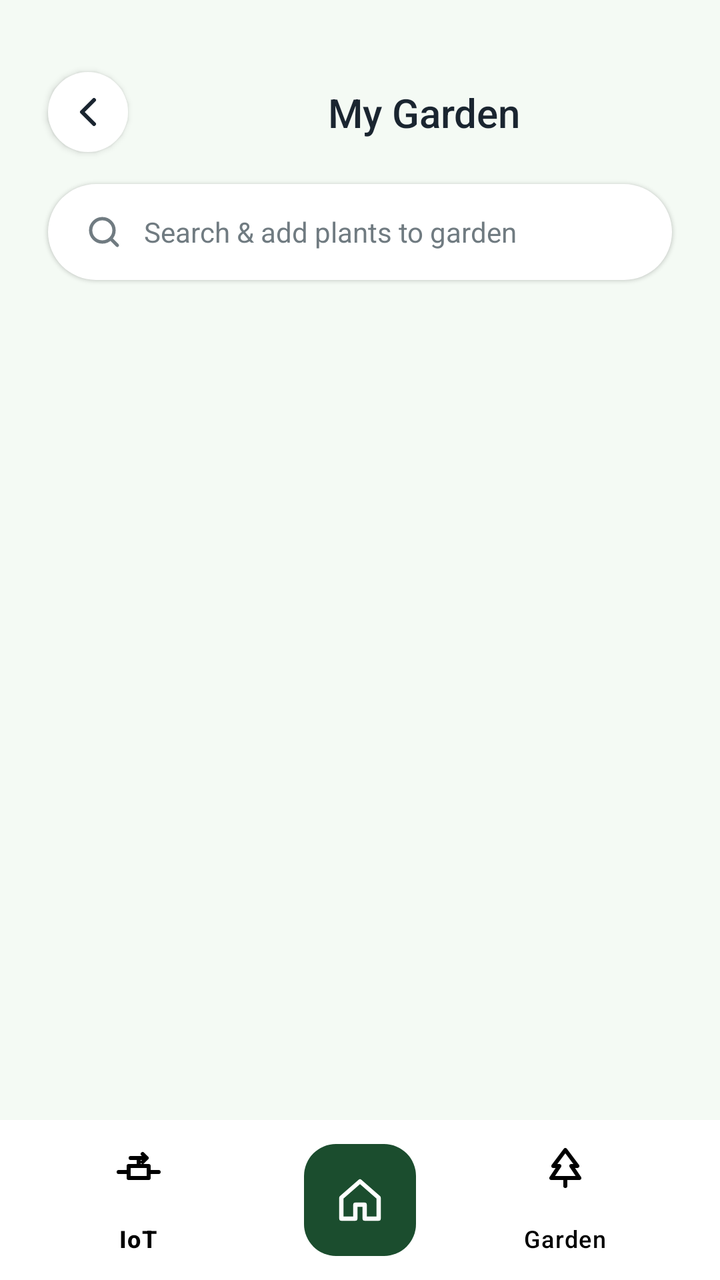
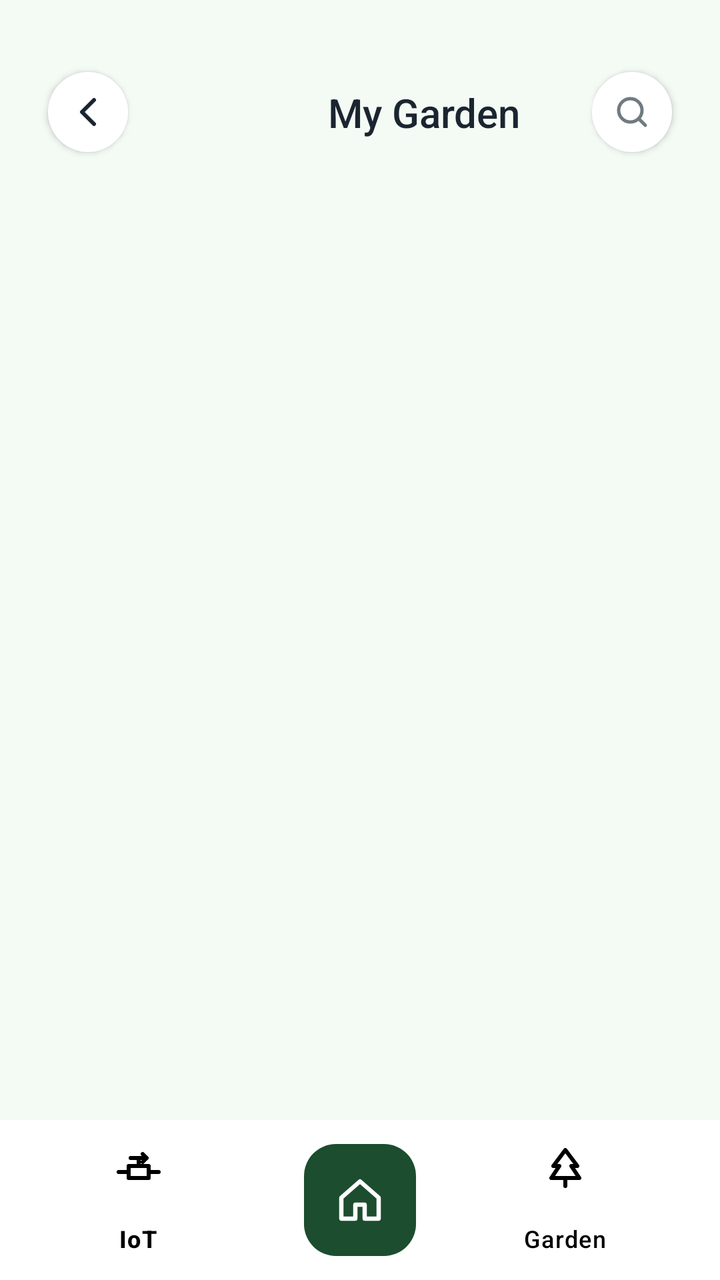

An Android layout rendered at two revisions. The XML below is the earlier revision; the diff shows what the commit changed to produce the second picture.
<!-- AndroidManifest.xml: application theme Theme.Undersoil -->
<!-- res/layout/activity_my_garden.xml -->
<?xml version="1.0" encoding="utf-8"?>
<androidx.coordinatorlayout.widget.CoordinatorLayout
    xmlns:android="http://schemas.android.com/apk/res/android"
    xmlns:app="http://schemas.android.com/apk/res-auto"
    xmlns:tools="http://schemas.android.com/tools"
    android:layout_width="match_parent"
    android:layout_height="match_parent"
    android:background="@color/bg_light_green">

    <androidx.constraintlayout.widget.ConstraintLayout
        android:layout_width="match_parent"
        android:layout_height="match_parent"
        android:layout_marginBottom="60dp">

        <ImageButton
            android:id="@+id/backButton"
            android:layout_width="40dp"
            android:layout_height="40dp"
            android:layout_marginStart="24dp"
            android:layout_marginTop="36dp"
            android:background="@drawable/bg_circle_white"
            android:elevation="2dp"
            android:padding="10dp"
            android:src="@drawable/ic_back_arrow"
            android:contentDescription="Back"
            app:layout_constraintStart_toStartOf="parent"
            app:layout_constraintTop_toTopOf="parent" />

        <TextView
            android:id="@+id/titleText"
            android:layout_width="wrap_content"
            android:layout_height="wrap_content"
            android:fontFamily="sans-serif-medium"
            android:text="My Garden"
            android:textColor="@color/text_dark"
            android:textSize="20sp"
            app:layout_constraintBottom_toBottomOf="@id/backButton"
            app:layout_constraintEnd_toEndOf="parent"
            app:layout_constraintStart_toEndOf="@id/backButton"
            app:layout_constraintTop_toTopOf="@id/backButton" />

        <EditText
            android:id="@+id/et_search"
            android:layout_width="0dp"
            android:layout_height="wrap_content"
            android:layout_marginHorizontal="24dp"
            android:layout_marginTop="16dp"
            android:background="@drawable/bg_pill_white"
            android:drawableStart="@drawable/ic_search"
            android:drawablePadding="10dp"
            android:elevation="1dp"
            android:focusable="false"
            android:clickable="true"
            android:fontFamily="sans-serif"
            android:hint="Search &amp; add plants to garden"
            android:paddingHorizontal="18dp"
            android:paddingVertical="14dp"
            android:textColorHint="@color/text_sub"
            android:textSize="14sp"
            app:layout_constraintEnd_toEndOf="parent"
            app:layout_constraintStart_toStartOf="parent"
            app:layout_constraintTop_toBottomOf="@id/backButton" />

        <FrameLayout
            android:id="@+id/gardenContentContainer"
            android:layout_width="0dp"
            android:layout_height="0dp"
            android:layout_marginTop="16dp"
            app:layout_constraintBottom_toBottomOf="parent"
            app:layout_constraintEnd_toEndOf="parent"
            app:layout_constraintStart_toStartOf="parent"
            app:layout_constraintTop_toBottomOf="@id/et_search">

            <androidx.recyclerview.widget.RecyclerView
                android:id="@+id/rvSavedGardenPlants"
                android:layout_width="match_parent"
                android:layout_height="match_parent"
                android:paddingHorizontal="24dp"
                tools:listitem="@layout/item_saved_garden_plant" />

            <LinearLayout
                android:id="@+id/layoutEmptyGarden"
                android:layout_width="match_parent"
                android:layout_height="wrap_content"
                android:layout_gravity="center"
                android:gravity="center"
                android:orientation="vertical"
                android:padding="24dp"
                android:visibility="gone">

                <ImageView
                    android:layout_width="64dp"
                    android:layout_height="64dp"
                    android:src="@drawable/ic_garden_tree"
                    android:contentDescription="Empty Garden" />

                <TextView
                    android:id="@+id/tvEmptyGardenText"
                    android:layout_width="wrap_content"
                    android:layout_height="wrap_content"
                    android:layout_marginTop="12dp"
                    android:fontFamily="sans-serif-medium"
                    android:text="Your garden is empty.\nAdd a plant to start diagnosing!"
                    android:textAlignment="center"
                    android:textColor="@color/text_dark"
                    android:textSize="15sp" />

                <Button
                    android:id="@+id/btnAddPlant"
                    android:layout_width="wrap_content"
                    android:layout_height="wrap_content"
                    android:layout_marginTop="18dp"
                    android:background="@drawable/bg_pill_green"
                    android:paddingHorizontal="28dp"
                    android:paddingVertical="12dp"
                    android:text="Add Plant"
                    android:textAllCaps="false"
                    android:textColor="@color/white"
                    android:textSize="15sp" />
            </LinearLayout>
        </FrameLayout>

    </androidx.constraintlayout.widget.ConstraintLayout>

    
    <com.google.android.material.bottomappbar.BottomAppBar
        android:id="@+id/bottomAppBar"
        android:layout_width="match_parent"
        android:layout_height="wrap_content"
        android:layout_gravity="bottom"
        app:backgroundTint="#FFFFFF"
        app:fabAlignmentMode="center"
        app:fabAnimationMode="slide"
        app:fabCradleMargin="10dp"
        app:fabCradleRoundedCornerRadius="24dp"
        app:fabCradleVerticalOffset="6dp">

        <com.google.android.material.bottomnavigation.BottomNavigationView
            android:id="@+id/bottom_navigation"
            android:layout_width="match_parent"
            android:layout_height="wrap_content"
            android:layout_marginEnd="16dp"
            android:background="@android:color/transparent"
            app:elevation="0dp"
            app:itemIconTint="@color/black"
            app:itemTextColor="@color/black"
            app:labelVisibilityMode="labeled"
            app:menu="@menu/bottom_nav_menu" />

    </com.google.android.material.bottomappbar.BottomAppBar>

    
    <com.google.android.material.floatingactionbutton.FloatingActionButton
        android:id="@+id/fabHome"
        android:layout_width="wrap_content"
        android:layout_height="wrap_content"
        android:contentDescription="@string/nav_home"
        android:src="@drawable/ic_home"
        app:backgroundTint="#1B4D2E"
        app:tint="#FFFFFF"
        app:layout_anchor="@id/bottomAppBar"
        app:maxImageSize="28dp" />

</androidx.coordinatorlayout.widget.CoordinatorLayout>
<!-- res/layout/item_saved_garden_plant.xml (included above) -->
<?xml version="1.0" encoding="utf-8"?>
<androidx.cardview.widget.CardView xmlns:android="http://schemas.android.com/apk/res/android"
    xmlns:app="http://schemas.android.com/apk/res-auto"
    android:layout_width="match_parent"
    android:layout_height="wrap_content"
    android:layout_marginBottom="14dp"
    app:cardBackgroundColor="@color/white"
    app:cardCornerRadius="16dp"
    app:cardElevation="1dp">

    <LinearLayout
        android:layout_width="match_parent"
        android:layout_height="wrap_content"
        android:gravity="center_vertical"
        android:orientation="horizontal"
        android:padding="12dp">

        <ImageView
            android:id="@+id/ivPlantPhoto"
            android:layout_width="52dp"
            android:layout_height="52dp"
            android:background="@drawable/bg_photo_placeholder"
            android:contentDescription="Plant photo" />

        <LinearLayout
            android:layout_width="0dp"
            android:layout_height="wrap_content"
            android:layout_marginStart="14dp"
            android:layout_weight="1"
            android:orientation="vertical">

            <TextView
                android:id="@+id/tvPlantName"
                android:layout_width="wrap_content"
                android:layout_height="wrap_content"
                android:fontFamily="sans-serif-medium"
                android:text="Tomato"
                android:textColor="@color/text_dark"
                android:textSize="15sp" />

            <TextView
                android:id="@+id/tvPlantStatus"
                android:layout_width="wrap_content"
                android:layout_height="wrap_content"
                android:fontFamily="sans-serif"
                android:text="Healthy"
                android:textColor="@color/text_sub"
                android:textSize="12sp" />

            <LinearLayout
                android:layout_width="wrap_content"
                android:layout_height="wrap_content"
                android:layout_marginTop="4dp"
                android:orientation="horizontal">

                <View
                    android:layout_width="18dp"
                    android:layout_height="18dp"
                    android:background="@drawable/bg_square_water" />

                <View
                    android:layout_width="6dp"
                    android:layout_height="1dp" />

                <View
                    android:layout_width="18dp"
                    android:layout_height="18dp"
                    android:background="@drawable/bg_square_sunlight" />
            </LinearLayout>
        </LinearLayout>

        <ImageButton
            android:id="@+id/btnDelete"
            android:layout_width="34dp"
            android:layout_height="34dp"
            android:layout_marginEnd="4dp"
            android:background="@android:color/transparent"
            android:padding="8dp"
            android:src="@drawable/ic_trash"
            android:contentDescription="Delete plant" />

        <ImageView
            android:layout_width="20dp"
            android:layout_height="20dp"
            android:src="@drawable/ic_chevron_right"
            android:contentDescription="View details" />

    </LinearLayout>

</androidx.cardview.widget.CardView>
<!-- resources referenced by this layout -->
<resources>
  <color name="bg_light_green">#F4FAF4</color>
  <color name="black">#FF000000</color>
  <color name="text_dark">#1A2530</color>
  <color name="text_sub">#707B81</color>
  <color name="white">#FFFFFFFF</color>
  <!-- drawable bg_circle_white (drawable) -->
  <?xml version="1.0" encoding="utf-8"?>
  <shape xmlns:android="http://schemas.android.com/apk/res/android"
      android:shape="oval">
      <solid android:color="@color/white" />
  </shape>
  <!-- drawable bg_photo_placeholder (drawable) -->
  <?xml version="1.0" encoding="utf-8"?>
  <shape xmlns:android="http://schemas.android.com/apk/res/android"
      android:shape="rectangle">
      <gradient
          android:angle="315"
          android:startColor="#2E7D32"
          android:centerColor="#4CAF50"
          android:endColor="#81C784" />
  </shape>
  <!-- drawable bg_pill_green (drawable) -->
  <?xml version="1.0" encoding="utf-8"?>
  <shape xmlns:android="http://schemas.android.com/apk/res/android"
      android:shape="rectangle">
      <solid android:color="@color/main_green" />
      <corners android:radius="50dp" />
  </shape>
  <!-- drawable bg_pill_white (drawable) -->
  <?xml version="1.0" encoding="utf-8"?>
  <shape xmlns:android="http://schemas.android.com/apk/res/android"
      android:shape="rectangle">
      <solid android:color="@color/white" />
      <corners android:radius="50dp" />
  </shape>
  <!-- drawable bg_square_sunlight (drawable) -->
  <?xml version="1.0" encoding="utf-8"?>
  <shape xmlns:android="http://schemas.android.com/apk/res/android"
      android:shape="rectangle">
      <solid android:color="@color/sunlight_color" />
      <corners android:radius="10dp" />
  </shape>
  <!-- drawable bg_square_water (drawable) -->
  <?xml version="1.0" encoding="utf-8"?>
  <shape xmlns:android="http://schemas.android.com/apk/res/android"
      android:shape="rectangle">
      <solid android:color="@color/water_color" />
      <corners android:radius="10dp" />
  </shape>
  <!-- drawable ic_back_arrow (drawable) -->
  <?xml version="1.0" encoding="utf-8"?>
  <vector xmlns:android="http://schemas.android.com/apk/res/android"
      android:width="24dp"
      android:height="24dp"
      android:viewportWidth="24"
      android:viewportHeight="24">
      <path
          android:fillColor="@android:color/transparent"
          android:strokeColor="#1A2530"
          android:strokeWidth="2"
          android:strokeLineCap="round"
          android:strokeLineJoin="round"
          android:pathData="M15,18 L9,12 L15,6" />
  </vector>
  <!-- drawable ic_chevron_right (drawable) -->
  <?xml version="1.0" encoding="utf-8"?>
  <vector xmlns:android="http://schemas.android.com/apk/res/android"
      android:width="20dp"
      android:height="20dp"
      android:viewportWidth="24"
      android:viewportHeight="24">
      <path
          android:fillColor="@android:color/transparent"
          android:strokeColor="#828A89"
          android:strokeWidth="2"
          android:strokeLineCap="round"
          android:strokeLineJoin="round"
          android:pathData="M9,6 L15,12 L9,18" />
  </vector>
  <!-- drawable ic_search (drawable) -->
  <?xml version="1.0" encoding="utf-8"?>
  <vector xmlns:android="http://schemas.android.com/apk/res/android"
      android:width="20dp"
      android:height="20dp"
      android:viewportWidth="24"
      android:viewportHeight="24">
      <path
          android:fillColor="@android:color/transparent"
          android:strokeColor="#707B81"
          android:strokeWidth="2"
          android:strokeLineCap="round"
          android:pathData="M11,4 A7,7 0 1,0 11,18 A7,7 0 1,0 11,4 Z M20,20 L16,16" />
  </vector>
  <string name="nav_home">Home</string>
  <style name="Theme.Undersoil" parent="Base.Theme.Undersoil" />
  <color name="main_green">#1F4E20</color>
  <color name="sunlight_color">#725AC1</color>
  <color name="water_color">#FFD400</color>
  <style name="Base.Theme.Undersoil" parent="Theme.Material3.DayNight.NoActionBar">
          
      </style>
  <!-- unchanged entries left out for length: 3 -->
</resources>

<!-- the commit's change to res/layout/activity_my_garden.xml (unified diff, before → after) -->
@@ -39,27 +39,19 @@
             app:layout_constraintStart_toEndOf="@id/backButton"
             app:layout_constraintTop_toTopOf="@id/backButton" />
 
-        <EditText
-            android:id="@+id/et_search"
-            android:layout_width="0dp"
-            android:layout_height="wrap_content"
-            android:layout_marginHorizontal="24dp"
-            android:layout_marginTop="16dp"
-            android:background="@drawable/bg_pill_white"
-            android:drawableStart="@drawable/ic_search"
-            android:drawablePadding="10dp"
-            android:elevation="1dp"
-            android:focusable="false"
-            android:clickable="true"
-            android:fontFamily="sans-serif"
-            android:hint="Search &amp; add plants to garden"
-            android:paddingHorizontal="18dp"
-            android:paddingVertical="14dp"
-            android:textColorHint="@color/text_sub"
-            android:textSize="14sp"
+        <ImageButton
+            android:id="@+id/btnSearch"
+            android:layout_width="40dp"
+            android:layout_height="40dp"
+            android:layout_marginEnd="24dp"
+            android:background="@drawable/bg_circle_white"
+            android:elevation="2dp"
+            android:padding="10dp"
+            android:src="@drawable/ic_search"
+            android:contentDescription="Search &amp; add plants"
+            app:layout_constraintBottom_toBottomOf="@id/backButton"
             app:layout_constraintEnd_toEndOf="parent"
-            app:layout_constraintStart_toStartOf="parent"
-            app:layout_constraintTop_toBottomOf="@id/backButton" />
+            app:layout_constraintTop_toTopOf="@id/backButton" />
 
         <FrameLayout
             android:id="@+id/gardenContentContainer"
@@ -69,7 +61,7 @@
             app:layout_constraintBottom_toBottomOf="parent"
             app:layout_constraintEnd_toEndOf="parent"
             app:layout_constraintStart_toStartOf="parent"
-            app:layout_constraintTop_toBottomOf="@id/et_search">
+            app:layout_constraintTop_toBottomOf="@id/backButton">
 
             <androidx.recyclerview.widget.RecyclerView
                 android:id="@+id/rvSavedGardenPlants"
<!-- resource entries referenced after the edit -->
@@ -26,13 +26,6 @@
   <shape xmlns:android="http://schemas.android.com/apk/res/android"
       android:shape="rectangle">
       <solid android:color="@color/main_green" />
-      <corners android:radius="50dp" />
-  </shape>
-  <!-- drawable bg_pill_white (drawable) -->
-  <?xml version="1.0" encoding="utf-8"?>
-  <shape xmlns:android="http://schemas.android.com/apk/res/android"
-      android:shape="rectangle">
-      <solid android:color="@color/white" />
       <corners android:radius="50dp" />
   </shape>
   <!-- drawable bg_square_sunlight (drawable) -->
